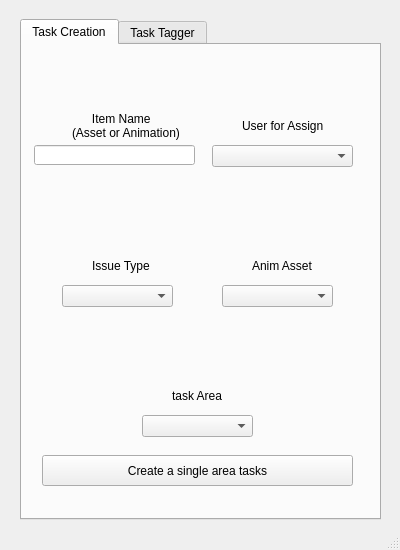
Qt form task_creation_panel.ui (gastonsbodio/maya_jira_perforce) before a commit.
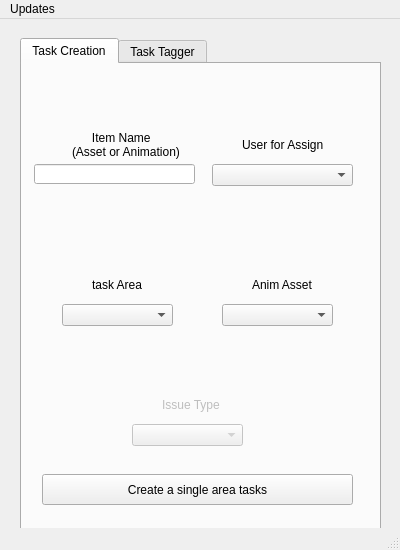
The same form after that commit. The open tabs and pages were chosen to show the change.

Commit message: adding carbon settings, fixing task creation tool, for create a tag issues

```diff
--- a/task_creation_panel.ui
+++ b/task_creation_panel.ui
@@ -50,20 +50,26 @@
       </property>
      </widget>
      <widget class="QComboBox" name="comboB_issue_type">
+      <property name="enabled">
+       <bool>false</bool>
+      </property>
       <property name="geometry">
        <rect>
-        <x>40</x>
-        <y>240</y>
+        <x>110</x>
+        <y>360</y>
         <width>111</width>
         <height>22</height>
        </rect>
       </property>
      </widget>
      <widget class="QLabel" name="lab_issue_type">
+      <property name="enabled">
+       <bool>false</bool>
+      </property>
       <property name="geometry">
        <rect>
-        <x>70</x>
-        <y>210</y>
+        <x>140</x>
+        <y>330</y>
         <width>61</width>
         <height>21</height>
        </rect>
@@ -88,8 +94,8 @@
      <widget class="QComboBox" name="comboB_item_area">
       <property name="geometry">
        <rect>
-        <x>120</x>
-        <y>370</y>
+        <x>40</x>
+        <y>240</y>
         <width>111</width>
         <height>22</height>
        </rect>
@@ -131,8 +137,8 @@
      <widget class="QLabel" name="label_asset_area_2">
       <property name="geometry">
        <rect>
-        <x>150</x>
-        <y>340</y>
+        <x>70</x>
+        <y>210</y>
         <width>61</width>
         <height>21</height>
        </rect>
@@ -402,6 +408,13 @@
      <height>21</height>
     </rect>
    </property>
+   <widget class="QMenu" name="menuUpdates">
+    <property name="title">
+     <string>Updates</string>
+    </property>
+    <addaction name="actionupdate_all_templates"/>
+   </widget>
+   <addaction name="menuUpdates"/>
   </widget>
   <widget class="QStatusBar" name="statusbar"/>
  </widget>
```
Left out of the diff: 13 changed lines with no effect on the pictures. The commit also changes 9 other files.
